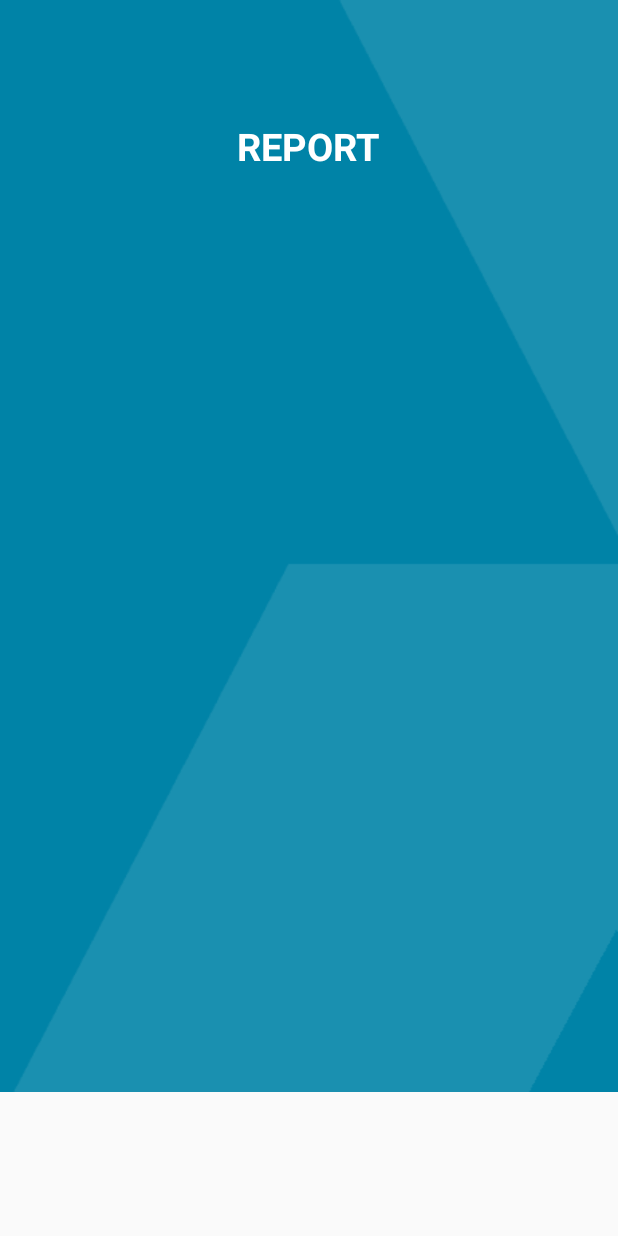
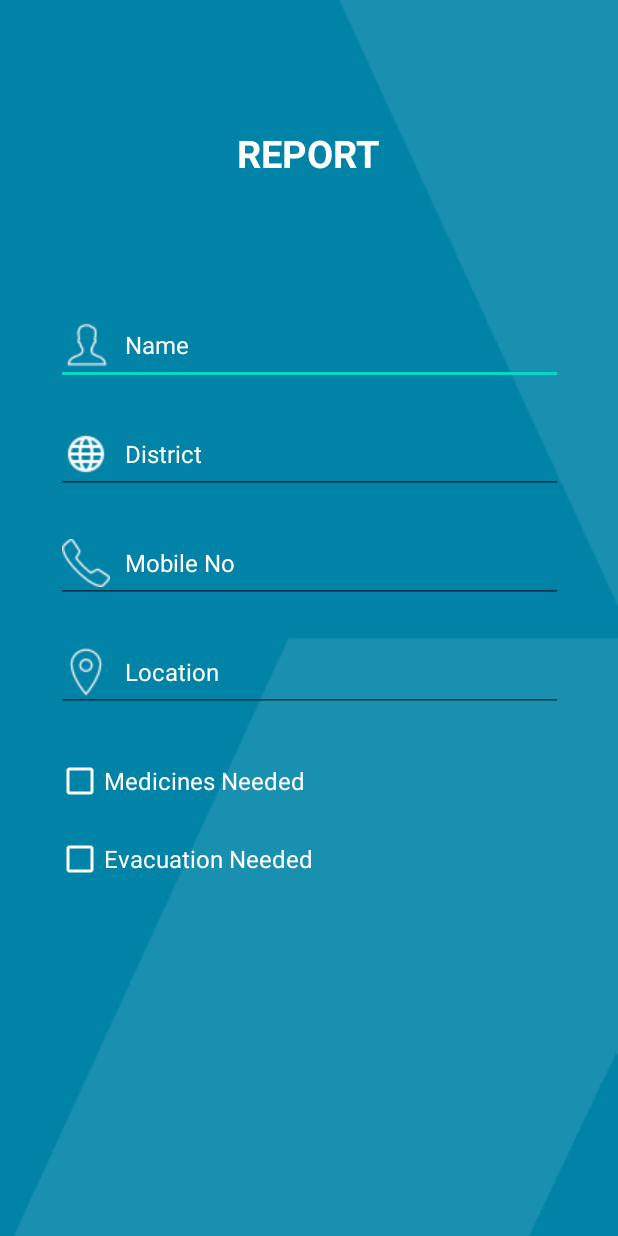
Before and after one commit to SanduSuresh/KeralaFloodRescue, an Android app: the VictimReport screen opened directly, with no data from a screen before it, on a phone screen of 412 x 824 dp. Run offline under Robolectric (Android 15) with nearby library versions, the phone set to English and light mode, and no system bars.

Commit message:
Working on Victim Report Screen

```diff
--- a/app/src/main/AndroidManifest.xml
+++ b/app/src/main/AndroidManifest.xml
@@ -9,7 +9,7 @@
         android:roundIcon="@mipmap/ic_launcher_round"
         android:supportsRtl="true"
         android:theme="@style/AppTheme">
-        <activity android:name=".VictimHome"></activity>
+        <activity android:name=".VictimReport"></activity>
         <activity android:name=".VolunteerHome" />
         <activity android:name=".VolunteerSignup" />
         <activity android:name=".VolunteerLogin" />
--- a/app/src/main/java/com/example/keralafloodrescue/MainActivity.java
+++ b/app/src/main/java/com/example/keralafloodrescue/MainActivity.java
@@ -25,7 +25,7 @@ public class MainActivity extends AppCompatActivity {
         victimbtn.setOnClickListener(new View.OnClickListener() {
             @Override
             public void onClick(View v) {
-                Intent i = new Intent(getApplicationContext(),VictimHome.class);
+                Intent i = new Intent(getApplicationContext(),VictimReport.class);
                 startActivity(i);
             }
         });
--- a/app/src/main/java/com/example/keralafloodrescue/VictimHome.java
+++ b/app/src/main/java/com/example/keralafloodrescue/VictimReport.java
@@ -4,11 +4,11 @@ import androidx.appcompat.app.AppCompatActivity;
 
 import android.os.Bundle;
 
-public class VictimHome extends AppCompatActivity {
+public class VictimReport extends AppCompatActivity {
 
     @Override
     protected void onCreate(Bundle savedInstanceState) {
         super.onCreate(savedInstanceState);
-        setContentView(R.layout.activity_victim_home);
+        setContentView(R.layout.activity_victim_report);
     }
 }
--- a/app/src/main/java/com/example/keralafloodrescue/VolunteerSignup.java
+++ b/app/src/main/java/com/example/keralafloodrescue/VolunteerSignup.java
@@ -132,8 +132,8 @@ public class VolunteerSignup extends AppCompatActivity {
         }
         if(loc.isEmpty()) {
             isLoc = false;
-            mobtxt.requestFocus();
-            mobtxt.setError("FIELD CANNOT BE EMPTY");
+            loctxt.requestFocus();
+            loctxt.setError("FIELD CANNOT BE EMPTY");
         }
         else {
             isLoc = true;
--- a/app/src/main/res/layout/activity_victim_home.xml
+++ /dev/null
@@ -1,25 +0,0 @@
-<?xml version="1.0" encoding="utf-8"?>
-<ScrollView
-    xmlns:android="http://schemas.android.com/apk/res/android"
-    android:layout_width="match_parent"
-    android:layout_height="wrap_content"
-    android:background="@drawable/back"
-    android:fillViewport="false">
-
-    <LinearLayout
-        android:orientation="vertical" android:layout_width="match_parent"
-        android:layout_height="match_parent">
-
-        <TextView
-            android:id="@+id/loginscrn"
-            android:layout_width="wrap_content"
-            android:layout_height="wrap_content"
-            android:layout_gravity="center"
-            android:layout_marginTop="80dp"
-            android:text="REPORT"
-            android:textSize="25dp"
-            android:textColor="@color/white"
-            android:textStyle="bold" />
-
-    </LinearLayout>
-</ScrollView>
--- /dev/null
+++ b/app/src/main/res/layout/activity_victim_report.xml
@@ -0,0 +1,135 @@
+<?xml version="1.0" encoding="utf-8"?>
+<androidx.constraintlayout.widget.ConstraintLayout xmlns:android="http://schemas.android.com/apk/res/android"
+    xmlns:app="http://schemas.android.com/apk/res-auto"
+    xmlns:tools="http://schemas.android.com/tools"
+    android:layout_width="match_parent"
+    android:layout_height="match_parent"
+    android:background="@drawable/back"
+    android:layout_gravity="center"
+    tools:context=".VictimReport">
+
+    <EditText
+        android:id="@+id/nameText"
+        android:layout_width="338dp"
+        android:layout_height="wrap_content"
+        android:layout_marginStart="36dp"
+        android:layout_marginEnd="36dp"
+        android:layout_marginBottom="20dp"
+        android:drawableLeft="@drawable/user"
+        android:drawablePadding="10dp"
+        android:ems="10"
+        android:hint="Name"
+        android:inputType="textPersonName"
+        android:textColor="@color/white"
+        android:textColorHint="@color/white"
+        android:textSize="16sp"
+        app:layout_constraintBottom_toTopOf="@+id/districtText"
+        app:layout_constraintEnd_toEndOf="parent"
+        app:layout_constraintStart_toStartOf="parent" />
+
+    <EditText
+        android:id="@+id/districtText"
+        android:layout_width="338dp"
+        android:layout_height="wrap_content"
+        android:layout_marginStart="36dp"
+        android:layout_marginEnd="36dp"
+        android:layout_marginBottom="20dp"
+        android:drawableLeft="@drawable/district"
+        android:drawablePadding="10dp"
+        android:ems="10"
+        android:hint="District"
+        android:inputType="textPersonName"
+        android:textColor="@color/white"
+        android:textColorHint="@color/white"
+        android:textSize="16sp"
+        app:layout_constraintBottom_toTopOf="@+id/mobnoText"
+        app:layout_constraintEnd_toEndOf="parent"
+        app:layout_constraintStart_toStartOf="parent" />
+
+    <EditText
+        android:id="@+id/locationText"
+        android:layout_width="338dp"
+        android:layout_height="wrap_content"
+        android:layout_marginStart="36dp"
+        android:layout_marginEnd="36dp"
+        android:layout_marginBottom="30dp"
+        android:drawableLeft="@drawable/location"
+        android:drawablePadding="10dp"
+        android:ems="10"
+        android:hint="@string/location"
+        android:inputType="textPersonName"
+        android:textColor="@color/white"
+        android:textColorHint="@color/white"
+        android:textSize="16sp"
+        app:layout_constraintBottom_toTopOf="@+id/checkBox"
+        app:layout_constraintEnd_toEndOf="parent"
+        app:layout_constraintStart_toStartOf="parent" />
+
+    <EditText
+        android:id="@+id/mobnoText"
+        android:layout_width="338dp"
+        android:layout_height="wrap_content"
+        android:layout_marginStart="36dp"
+        android:layout_marginEnd="36dp"
+        android:layout_marginBottom="20dp"
+        android:drawableLeft="@drawable/phone"
+        android:drawablePadding="10dp"
+        android:ems="10"
+        android:hint="Mobile No"
+        android:inputType="textPersonName"
+        android:textColor="@color/white"
+        android:textColorHint="@color/white"
+        android:textSize="16sp"
+        app:layout_constraintBottom_toTopOf="@+id/locationText"
+        app:layout_constraintEnd_toEndOf="parent"
+        app:layout_constraintStart_toStartOf="parent" />
+
+    <TextView
+        android:id="@+id/textView"
+        android:layout_width="wrap_content"
+        android:layout_height="wrap_content"
+        android:layout_marginStart="158dp"
+        android:layout_marginTop="30dp"
+        android:layout_marginEnd="158dp"
+        android:layout_marginBottom="30dp"
+        android:text="REPORT"
+        android:textColor="@color/white"
+        android:textSize="25sp"
+        android:textStyle="bold"
+        app:layout_constraintBottom_toTopOf="@+id/nameText"
+        app:layout_constraintEnd_toEndOf="parent"
+        app:layout_constraintStart_toStartOf="parent"
+        app:layout_constraintTop_toTopOf="parent" />
+
+    <CheckBox
+        android:id="@+id/checkBox"
+        android:layout_width="338dp"
+        android:layout_height="wrap_content"
+        android:layout_marginStart="36dp"
+        android:layout_marginEnd="36dp"
+        android:layout_marginBottom="20dp"
+        android:buttonTint="#FFFFFF"
+        android:text="Medicines Needed"
+        android:textColor="@color/white"
+        android:textSize="16sp"
+        app:layout_constraintBottom_toTopOf="@+id/checkBox2"
+        app:layout_constraintEnd_toEndOf="parent"
+        app:layout_constraintStart_toStartOf="parent" />
+
+    <CheckBox
+        android:id="@+id/checkBox2"
+        android:layout_width="338dp"
+        android:layout_height="wrap_content"
+        android:layout_marginStart="36dp"
+        android:layout_marginEnd="36dp"
+        android:layout_marginBottom="235dp"
+        android:buttonTint="#FFFFFF"
+        android:text="Evacuation Needed"
+        android:textColor="@color/white"
+        android:textSize="16sp"
+        app:layout_constraintBottom_toBottomOf="parent"
+        app:layout_constraintEnd_toEndOf="parent"
+        app:layout_constraintStart_toStartOf="parent" />
+
+
+</androidx.constraintlayout.widget.ConstraintLayout>
```
